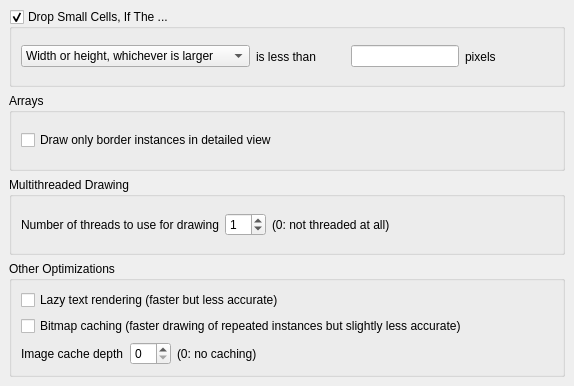
First picture: the form in src/laybasic/laybasic/LayoutViewConfigPage3f.ui, repository KLayout/klayout, before the edit.
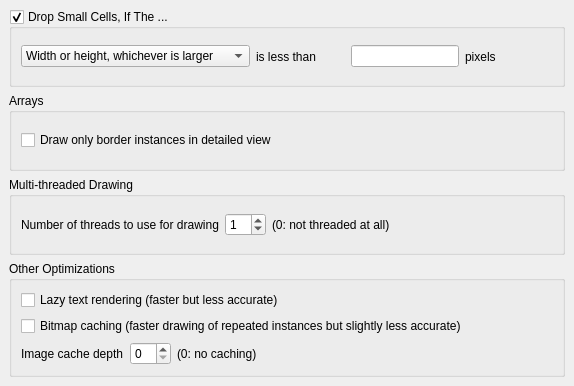
Second picture: the form after the edit.

Patch:
```diff
--- a/src/laybasic/laybasic/LayoutViewConfigPage3f.ui
+++ b/src/laybasic/laybasic/LayoutViewConfigPage3f.ui
@@ -122,7 +122,7 @@
    <item>
     <widget class="QGroupBox" name="groupBox_4">
      <property name="title">
-      <string>Multithreaded Drawing</string>
+      <string>Multi-threaded Drawing</string>
      </property>
      <layout class="QHBoxLayout">
       <property name="spacing">
```
